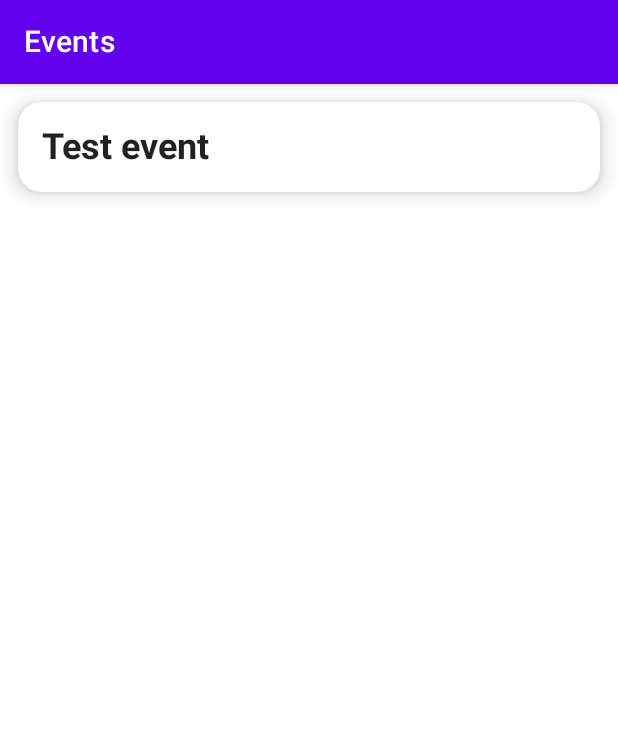
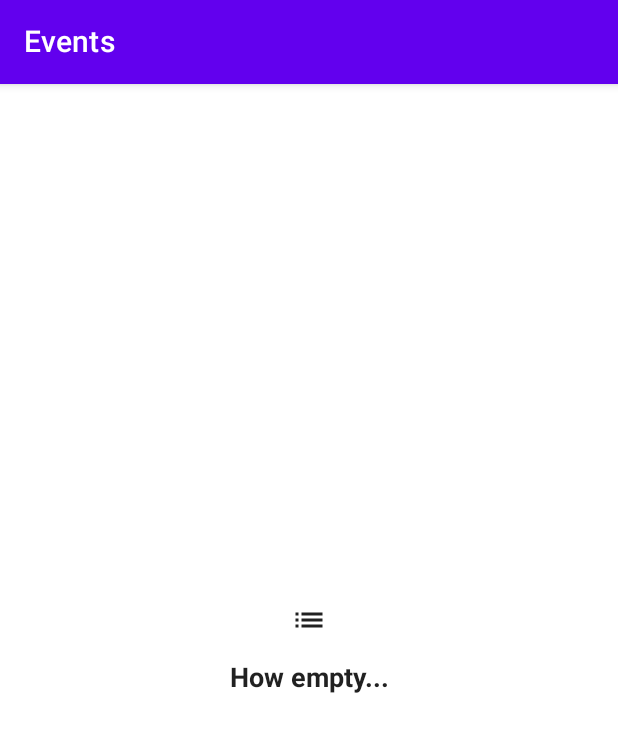
Before and after one commit to kosodrzewina/waw-app, an Android app built with Jetpack Compose: the screen it shows after launch (MainActivity), on a phone screen of 412 x 824 dp. Shown: the top 732 px of the screen. Run offline under Robolectric (Android 15) with nearby library versions, the phone set to English and light mode, and no system bars; our stand-ins replace accompanist.

Commit message:
empty view

```diff
--- a/app/src/main/java/com/example/wawapp/EventList.kt
+++ /dev/null
@@ -1,39 +0,0 @@
-package com.example.wawapp
-
-import androidx.compose.foundation.layout.Arrangement
-import androidx.compose.foundation.layout.PaddingValues
-import androidx.compose.foundation.lazy.LazyColumn
-import androidx.compose.foundation.lazy.items
-import androidx.compose.runtime.Composable
-import androidx.compose.runtime.collectAsState
-import androidx.compose.runtime.getValue
-import androidx.compose.ui.Modifier
-import androidx.compose.ui.unit.dp
-import androidx.lifecycle.viewmodel.compose.viewModel
-import com.example.wawapp.composables.EventListItem
-import com.google.accompanist.swiperefresh.SwipeRefresh
-import com.google.accompanist.swiperefresh.rememberSwipeRefreshState
-
-@Composable
-fun EventList(events: List<Event>, modifier: Modifier = Modifier) {
-    val viewModel: EventListViewModel = viewModel()
-    val isRefreshing by viewModel.isRefreshing.collectAsState()
-
-    SwipeRefresh(
-        state = rememberSwipeRefreshState(isRefreshing),
-        onRefresh = { viewModel.refresh() }
-    ) {
-        LazyColumn(
-            contentPadding = PaddingValues(12.dp),
-            verticalArrangement = Arrangement.spacedBy(12.dp),
-            modifier = modifier
-        ) {
-            items(items = events) {
-                EventListItem(
-                    event = it
-                    // TODO: onClick -> display event details, onLongClick -> add to favourites
-                )
-            }
-        }
-    }
-}
--- a/app/src/main/java/com/example/wawapp/Events.kt
+++ b/app/src/main/java/com/example/wawapp/Events.kt
@@ -5,20 +5,6 @@ import androidx.compose.runtime.mutableStateListOf
 object Events {
     private val EVENTS = mutableStateListOf<Event>()
     val events: List<Event> get() = EVENTS
-
-    init {
-        EVENTS.addAll(
-            listOf(
-                Event(
-                    title = "Test event",
-                    description = "Test description",
-                    link = "test link",
-                    type = "test type",
-                    guid = "test guid"
-                )
-            )
-        )
-    }
 
     fun updateEvents(newEvents: List<Event>) {
         EVENTS.addAll(newEvents.filter { fetchedEvent ->
--- /dev/null
+++ b/app/src/main/java/com/example/wawapp/composables/EmptyView.kt
@@ -0,0 +1,33 @@
+package com.example.wawapp.composables
+
+import androidx.compose.foundation.layout.Arrangement
+import androidx.compose.foundation.layout.Column
+import androidx.compose.foundation.layout.fillMaxSize
+import androidx.compose.foundation.layout.padding
+import androidx.compose.material.Icon
+import androidx.compose.material.Text
+import androidx.compose.material.icons.Icons
+import androidx.compose.material.icons.filled.List
+import androidx.compose.runtime.Composable
+import androidx.compose.ui.Alignment
+import androidx.compose.ui.Modifier
+import androidx.compose.ui.text.font.FontWeight
+import androidx.compose.ui.unit.dp
+import androidx.compose.ui.unit.sp
+
+@Composable
+fun EmptyView(modifier: Modifier = Modifier) {
+    Column(
+        horizontalAlignment = Alignment.CenterHorizontally,
+        verticalArrangement = Arrangement.Center,
+        modifier = modifier
+    ) {
+        Icon(imageVector = Icons.Default.List, contentDescription = null)
+        Text(
+            text = "How empty...",
+            modifier = Modifier.padding(all = 16.dp),
+            fontSize = 18.sp,
+            fontWeight = FontWeight.Bold
+        )
+    }
+}
--- /dev/null
+++ b/app/src/main/java/com/example/wawapp/composables/EventList.kt
@@ -0,0 +1,52 @@
+package com.example.wawapp.composables
+
+import androidx.compose.foundation.layout.Arrangement
+import androidx.compose.foundation.layout.PaddingValues
+import androidx.compose.foundation.layout.fillMaxSize
+import androidx.compose.foundation.lazy.LazyColumn
+import androidx.compose.foundation.lazy.items
+import androidx.compose.foundation.rememberScrollState
+import androidx.compose.foundation.verticalScroll
+import androidx.compose.runtime.Composable
+import androidx.compose.runtime.collectAsState
+import androidx.compose.runtime.getValue
+import androidx.compose.ui.Modifier
+import androidx.compose.ui.unit.dp
+import androidx.lifecycle.viewmodel.compose.viewModel
+import com.example.wawapp.Event
+import com.example.wawapp.EventListViewModel
+import com.example.wawapp.Events
+import com.google.accompanist.swiperefresh.SwipeRefresh
+import com.google.accompanist.swiperefresh.rememberSwipeRefreshState
+
+@Composable
+fun EventList(events: List<Event>, modifier: Modifier = Modifier) {
+    val viewModel: EventListViewModel = viewModel()
+    val isRefreshing by viewModel.isRefreshing.collectAsState()
+
+    SwipeRefresh(
+        state = rememberSwipeRefreshState(isRefreshing),
+        onRefresh = { viewModel.refresh() }
+    ) {
+        if (Events.events.isEmpty()) {
+            EmptyView(
+                modifier = Modifier
+                    .fillMaxSize()
+                    .verticalScroll(rememberScrollState())
+            )
+        } else {
+            LazyColumn(
+                contentPadding = PaddingValues(12.dp),
+                verticalArrangement = Arrangement.spacedBy(12.dp),
+                modifier = modifier
+            ) {
+                items(items = events) {
+                    EventListItem(
+                        event = it
+                        // TODO: onClick -> display event details, onLongClick -> add to favourites
+                    )
+                }
+            }
+        }
+    }
+}
--- a/app/src/main/java/com/example/wawapp/screens/EventsScreen.kt
+++ b/app/src/main/java/com/example/wawapp/screens/EventsScreen.kt
@@ -1,5 +1,6 @@
 package com.example.wawapp.screens
 
+import androidx.compose.foundation.layout.fillMaxHeight
 import androidx.compose.foundation.layout.padding
 import androidx.compose.material.Scaffold
 import androidx.compose.material.Text
@@ -7,13 +8,20 @@ import androidx.compose.material.TopAppBar
 import androidx.compose.runtime.Composable
 import androidx.compose.ui.Modifier
 import com.example.wawapp.Event
-import com.example.wawapp.EventList
+import com.example.wawapp.composables.EventList
 
 @Composable
 fun EventsScreen(events: List<Event>) {
-    Scaffold(topBar = {
-        TopAppBar(title = { Text(text = "Events") })
-    }) {
-        EventList(events = events, modifier = Modifier.padding(top = it.calculateTopPadding()))
+    Scaffold(
+        topBar = {
+            TopAppBar(title = { Text(text = "Events") })
+        },
+    ) {
+        EventList(
+            events = events,
+            modifier = Modifier
+                .padding(top = it.calculateTopPadding())
+                .fillMaxHeight()
+        )
     }
 }
```
